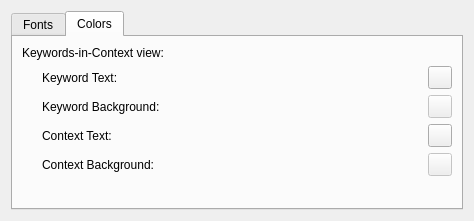
First picture: the form in ui/PreferencesWindow.ui, repository rug-compling/dact, before the edit.
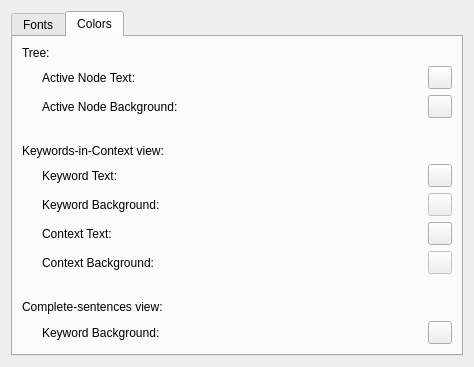
Second picture: the form after the edit. The open tabs and pages were chosen to show the change. Custom widgets are drawn as their Qt base class.

Commit message: Added configurable colors for the highlighted sentence as well and added some colorwells for the tree node colors. But those aren't used for drawing yet.

```diff
--- a/ui/PreferencesWindow.ui
+++ b/ui/PreferencesWindow.ui
@@ -69,6 +69,61 @@
        <string>Colors</string>
       </attribute>
       <layout class="QVBoxLayout">
+       <item>
+        <widget class="QLabel" name="treeHeading">
+         <property name="text">
+          <string>Tree:</string>
+         </property>
+        </widget>
+       </item>
+       <item>
+        <layout class="QGridLayout">
+         <item row="0" column="0" rowspan="2">
+          <spacer>
+           <property name="orientation">
+            <enum>Qt::Vertical</enum>
+           </property>
+           <property name="sizeHint" stdset="0">
+            <size>
+             <width>20</width>
+            </size>
+           </property>
+          </spacer>
+         </item>
+         <item row="0" column="1">
+          <widget class="QLabel">
+           <property name="text">
+            <string>Active Node Text:</string>
+           </property>
+          </widget>
+         </item>
+         <item row="1" column="1">
+          <widget class="QLabel">
+           <property name="text">
+            <string>Active Node Background:</string>
+           </property>
+          </widget>
+         </item>
+         <item row="0" column="2">
+          <widget class="DactColorWell" name="treeActiveNodeForegroundColor"/>
+         </item>
+         <item row="1" column="2">
+          <widget class="DactColorWell" name="treeActiveNodeBackgroundColor"/>
+         </item>
+        </layout>
+       </item>
+       <item>
+        <spacer>
+         <property name="orientation">
+          <enum>Qt::Horizontal</enum>
+         </property>
+         <property name="sizeHint" stdset="0">
+          <size>
+           <height>20</height>
+          </size>
+         </property>
+        </spacer> 
+       </item>
        <item>
         <widget class="QLabel" name="headingKeywordsInContext">
          <property name="text">
@@ -86,7 +141,6 @@
            <property name="sizeHint" stdset="0">
             <size>
              <width>20</width>
-             <height>40</height>
             </size>
            </property>
           </spacer>
@@ -144,15 +198,47 @@
        <item>
         <spacer>
          <property name="orientation">
-          <enum>Qt::Vertical</enum>
+          <enum>Qt::Horizontal</enum>
          </property>
          <property name="sizeHint" stdset="0">
           <size>
-           <width>20</width>
-           <height>40</height>
+           <height>20</height>
           </size>
          </property>
-        </spacer>
+        </spacer> 
+       </item>
+       <item>
+        <widget class="QLabel" name="headingCompleteSentencesView">
+         <property name="text">
+          <string>Complete-sentences view:</string>
+         </property>
+        </widget>
+       </item>
+       <item>
+        <layout class="QGridLayout">
+         <item row="0" column="0" rowspan="1">
+          <spacer>
+           <property name="orientation">
+            <enum>Qt::Vertical</enum>
+           </property>
+           <property name="sizeHint" stdset="0">
+            <size>
+             <width>20</width>
+            </size>
+           </property>
+          </spacer>
+         </item>
+         <item row="0" column="1">
+          <widget class="QLabel">
+           <property name="text">
+            <string>Keyword Background:</string>
+           </property>
+          </widget>
+         </item>
+         <item row="0" column="2">
+          <widget class="DactColorWell" name="completeSentencesBackgroundColor"/>
+         </item>
+        </layout>
        </item>
       </layout>
      </widget>
```
The commit also changes 4 other files.
